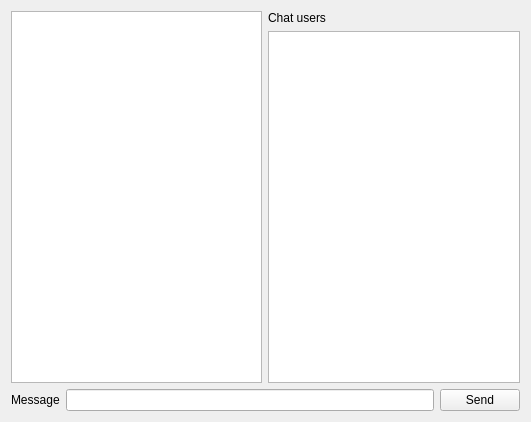
Before: the Qt Designer form galacteek/ui/chatroom.ui in pinnaculum/galacteek, drawn with Qt 5.
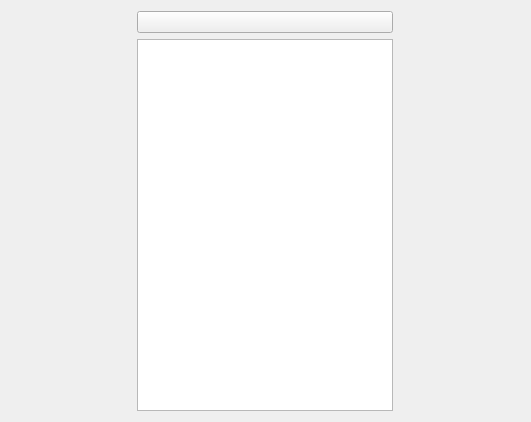
After: the same form once the commit is applied. Icons and pictures are not drawn.

Commit message:
Encrypted pubsub chat
* Add JWS generation and verification with jwcrypto

* Add {add,get}Json() in ipfsops

* QuestNetwork gateway service

* ipfsops: add a method to get the /ws go-ipfs addrs

* Use go-ipfs v0.7.0

* Patch py-multibase to support base36, base36upper

* Handle changes introduced with go-ipfs 0.7

What changed in the file:
```diff
--- a/galacteek/ui/chatroom.ui
+++ b/galacteek/ui/chatroom.ui
@@ -15,81 +15,35 @@
   </property>
   <layout class="QVBoxLayout" name="verticalLayout_2">
    <item>
-    <layout class="QVBoxLayout" name="verticalLayout">
+    <layout class="QHBoxLayout" name="hLayoutTop">
      <item>
-      <layout class="QHBoxLayout" name="horizontalLayout_2">
+      <layout class="QVBoxLayout" name="verticalLayout_3">
        <item>
-        <widget class="QTextBrowser" name="chatLog">
-         <property name="font">
-          <font>
-           <family>Helvetica</family>
-           <pointsize>18</pointsize>
-          </font>
-         </property>
-         <property name="focusPolicy">
-          <enum>Qt::NoFocus</enum>
-         </property>
-         <property name="styleSheet">
-          <string notr="true"/>
-         </property>
-        </widget>
-       </item>
-       <item>
-        <layout class="QVBoxLayout" name="verticalLayout_3">
+        <layout class="QHBoxLayout" name="horizontalLayout">
          <item>
-          <widget class="QLabel" name="label_2">
+          <widget class="QPushButton" name="hideUsersButton">
            <property name="text">
-            <string>Chat users</string>
+            <string/>
            </property>
-          </widget>
-         </item>
-         <item>
-          <widget class="QTreeView" name="usersView">
-           <property name="sizePolicy">
-            <sizepolicy hsizetype="Maximum" vsizetype="Expanding">
-             <horstretch>0</horstretch>
-             <verstretch>0</verstretch>
-            </sizepolicy>
+           <property name="icon">
+            <iconset resource="galacteek.qrc">
+             <normaloff>:/share/icons/left-arrow.png</normaloff>:/share/icons/left-arrow.png</iconset>
            </property>
-           <attribute name="headerVisible">
-            <bool>false</bool>
-           </attribute>
           </widget>
          </item>
         </layout>
        </item>
-      </layout>
-     </item>
-     <item>
-      <layout class="QHBoxLayout" name="horizontalLayout">
        <item>
-        <widget class="QLabel" name="label">
-         <property name="text">
-          <string>Message</string>
+        <widget class="QTreeView" name="usersView">
+         <property name="sizePolicy">
+          <sizepolicy hsizetype="Maximum" vsizetype="Expanding">
+           <horstretch>0</horstretch>
+           <verstretch>0</verstretch>
+          </sizepolicy>
          </property>
-        </widget>
-       </item>
-       <item>
-        <widget class="QLineEdit" name="message">
-         <property name="maxLength">
-          <number>512</number>
-         </property>
-         <property name="placeholderText">
-          <string/>
-         </property>
-         <property name="clearButtonEnabled">
-          <bool>true</bool>
-         </property>
-        </widget>
-       </item>
-       <item>
-        <widget class="QPushButton" name="sendButton">
-         <property name="focusPolicy">
-          <enum>Qt::NoFocus</enum>
-         </property>
-         <property name="text">
-          <string>Send</string>
-         </property>
+         <attribute name="headerVisible">
+          <bool>false</bool>
+         </attribute>
         </widget>
        </item>
       </layout>
```
Left out of the diff: 7 changed lines with no effect on the pictures. The commit also changes 55 other files.
